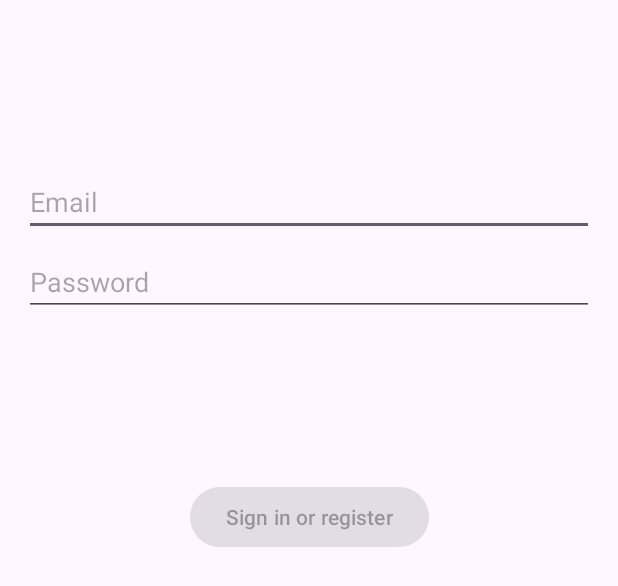
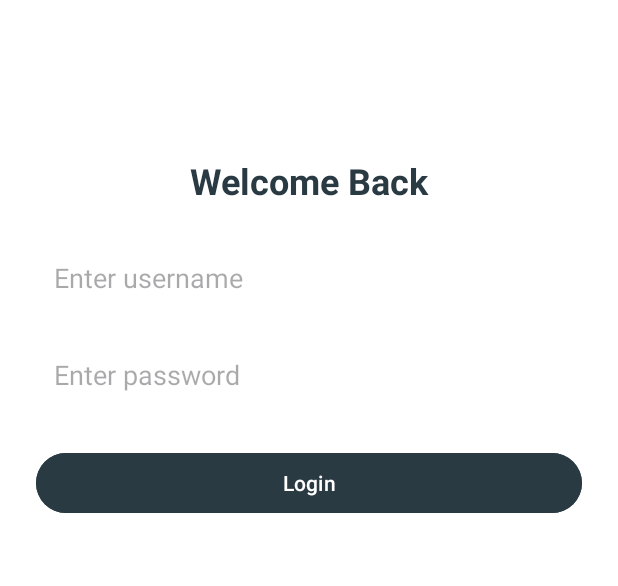
Before and after one commit to Uyhuynh23/MobileMidterm, an Android app: the layout activity_login.xml on its own in the app's theme, with its tools: preview values and no code run, on a phone screen of 412 x 824 dp. Shown: the top 586 px of the screen. Run offline under Robolectric (Android 15) with nearby library versions, the phone set to English and light mode, and no system bars.

Commit message:
Login add on

```diff
--- a/app/src/main/java/com/example/mobile_midterm/Activity/DetailActivity.kt
+++ b/app/src/main/java/com/example/mobile_midterm/Activity/DetailActivity.kt
@@ -45,7 +45,7 @@ class DetailActivity : AppCompatActivity() {
 
         coffeeName.text = item.title
         TotalAmount.text = "$${item.price}"
-        numberItemTxt.text = item.numberInCart.toString()
+        numberItemTxt.text = "1"
     }
 
     private fun setupButtonClicks() = with(binding) {
@@ -69,7 +69,7 @@ class DetailActivity : AppCompatActivity() {
         }
 
         minusCart.setOnClickListener {
-            if (item.numberInCart > 0) {
+            if (item.numberInCart > 1) {
                 item.numberInCart--
                 numberItemTxt.text = item.numberInCart.toString()
                 updateTotal()
--- a/app/src/main/java/com/example/mobile_midterm/Activity/SplashActivity.kt
+++ b/app/src/main/java/com/example/mobile_midterm/Activity/SplashActivity.kt
@@ -9,6 +9,7 @@ import androidx.appcompat.app.AppCompatActivity
 import androidx.core.splashscreen.SplashScreen.Companion.installSplashScreen
 import com.example.mobile_midterm.R
 import com.example.mobile_midterm.databinding.ActivitySplashBinding
+import com.example.mobile_midterm.ui.login.LoginActivity
 
 class SplashActivity : AppCompatActivity() {
 
@@ -21,7 +22,7 @@ class SplashActivity : AppCompatActivity() {
         binding = ActivitySplashBinding.inflate(layoutInflater)
         setContentView(R.layout.activity_splash)
         Handler(Looper.getMainLooper()).postDelayed({
-            startActivity(Intent(this, MainActivity::class.java))
+            startActivity(Intent(this, LoginActivity::class.java))
             finish()
         }, 3000) // Show splash for 3 seconds
     }
--- a/app/src/main/java/com/example/mobile_midterm/Domain/UsersModel.kt
+++ b/app/src/main/java/com/example/mobile_midterm/Domain/UsersModel.kt
@@ -9,5 +9,8 @@ data class UsersModel(
     var address: String = "3 Addersion Court\nChino Hills, HO56824, United State",
     var loyaltyCups: Int = 8,
     var points: Int = 1350,
-    var lastSpinDate: String = ""
+    var lastSpinDate: String = "",
+    var password: String = "123456"
+
+
 ) : Serializable
--- a/app/src/main/res/layout-w1240dp/activity_login.xml
+++ /dev/null
@@ -1,69 +0,0 @@
-<?xml version="1.0" encoding="utf-8"?>
-<androidx.constraintlayout.widget.ConstraintLayout xmlns:android="http://schemas.android.com/apk/res/android"
-    xmlns:app="http://schemas.android.com/apk/res-auto"
-    xmlns:tools="http://schemas.android.com/tools"
-    android:id="@+id/container"
-    android:layout_width="match_parent"
-    android:layout_height="match_parent"
-    android:paddingLeft="@dimen/activity_horizontal_margin"
-    android:paddingTop="@dimen/activity_vertical_margin"
-    android:paddingRight="@dimen/activity_horizontal_margin"
-    android:paddingBottom="@dimen/activity_vertical_margin"
-    tools:context=".ui.login.LoginActivity">
-
-    <EditText
-        android:id="@+id/username"
-        android:layout_width="0dp"
-        android:layout_height="wrap_content"
-        android:layout_marginTop="96dp"
-        android:hint="@string/prompt_email"
-        android:inputType="textEmailAddress"
-        android:selectAllOnFocus="true"
-        app:layout_constraintEnd_toEndOf="parent"
-        app:layout_constraintStart_toStartOf="parent"
-        app:layout_constraintTop_toTopOf="parent" />
-
-    <EditText
-        android:id="@+id/password"
-        android:layout_width="0dp"
-        android:layout_height="wrap_content"
-        android:layout_marginTop="8dp"
-        android:hint="@string/prompt_password"
-        android:imeActionLabel="@string/action_sign_in_short"
-        android:imeOptions="actionDone"
-        android:inputType="textPassword"
-        android:selectAllOnFocus="true"
-        app:layout_constraintEnd_toEndOf="parent"
-        app:layout_constraintStart_toStartOf="parent"
-        app:layout_constraintTop_toBottomOf="@+id/username" />
-
-    <Button
-        android:id="@+id/login"
-        android:layout_width="wrap_content"
-        android:layout_height="wrap_content"
-        android:layout_gravity="start"
-        android:layout_marginTop="16dp"
-        android:layout_marginBottom="64dp"
-        android:enabled="false"
-        android:text="@string/action_sign_in"
-        app:layout_constraintBottom_toBottomOf="parent"
-        app:layout_constraintEnd_toEndOf="parent"
-        app:layout_constraintStart_toStartOf="parent"
-        app:layout_constraintTop_toBottomOf="@+id/password"
-        app:layout_constraintVertical_bias="0.2" />
-
-    <ProgressBar
-        android:id="@+id/loading"
-        android:layout_width="wrap_content"
-        android:layout_height="wrap_content"
-        android:layout_gravity="center"
-        android:layout_marginTop="64dp"
-        android:layout_marginBottom="64dp"
-        android:visibility="gone"
-        app:layout_constraintBottom_toBottomOf="parent"
-        app:layout_constraintEnd_toEndOf="@+id/password"
-        app:layout_constraintStart_toStartOf="@+id/password"
-        app:layout_constraintTop_toTopOf="parent"
-        app:layout_constraintVertical_bias="0.3" />
-
-</androidx.constraintlayout.widget.ConstraintLayout>
--- a/app/src/main/res/layout-w936dp/activity_login.xml
+++ /dev/null
@@ -1,76 +0,0 @@
-<?xml version="1.0" encoding="utf-8"?>
-<androidx.constraintlayout.widget.ConstraintLayout xmlns:android="http://schemas.android.com/apk/res/android"
-    xmlns:app="http://schemas.android.com/apk/res-auto"
-    xmlns:tools="http://schemas.android.com/tools"
-    android:id="@+id/container"
-    android:layout_width="match_parent"
-    android:layout_height="match_parent"
-    android:paddingLeft="@dimen/activity_horizontal_margin"
-    android:paddingTop="@dimen/activity_vertical_margin"
-    android:paddingRight="@dimen/activity_horizontal_margin"
-    android:paddingBottom="@dimen/activity_vertical_margin"
-    tools:context=".ui.login.LoginActivity">
-
-    <androidx.constraintlayout.widget.ConstraintLayout
-        android:layout_width="840dp"
-        android:layout_height="match_parent"
-        app:layout_constraintEnd_toEndOf="parent"
-        app:layout_constraintStart_toStartOf="parent">
-
-        <EditText
-            android:id="@+id/username"
-            android:layout_width="0dp"
-            android:layout_height="wrap_content"
-            android:layout_marginTop="96dp"
-            android:hint="@string/prompt_email"
-            android:inputType="textEmailAddress"
-            android:selectAllOnFocus="true"
-            app:layout_constraintEnd_toEndOf="parent"
-            app:layout_constraintStart_toStartOf="parent"
-            app:layout_constraintTop_toTopOf="parent" />
-
-        <EditText
-            android:id="@+id/password"
-            android:layout_width="0dp"
-            android:layout_height="wrap_content"
-            android:layout_marginTop="8dp"
-            android:hint="@string/prompt_password"
-            android:imeActionLabel="@string/action_sign_in_short"
-            android:imeOptions="actionDone"
-            android:inputType="textPassword"
-            android:selectAllOnFocus="true"
-            app:layout_constraintEnd_toEndOf="parent"
-            app:layout_constraintStart_toStartOf="parent"
-            app:layout_constraintTop_toBottomOf="@+id/username" />
-
-        <Button
-            android:id="@+id/login"
-            android:layout_width="wrap_content"
-            android:layout_height="wrap_content"
-            android:layout_gravity="start"
-            android:layout_marginTop="16dp"
-            android:layout_marginBottom="64dp"
-            android:enabled="false"
-            android:text="@string/action_sign_in"
-            app:layout_constraintBottom_toBottomOf="parent"
-            app:layout_constraintEnd_toEndOf="parent"
-            app:layout_constraintStart_toStartOf="parent"
-            app:layout_constraintTop_toBottomOf="@+id/password"
-            app:layout_constraintVertical_bias="0.2" />
-
-        <ProgressBar
-            android:id="@+id/loading"
-            android:layout_width="wrap_content"
-            android:layout_height="wrap_content"
-            android:layout_gravity="center"
-            android:layout_marginTop="64dp"
-            android:layout_marginBottom="64dp"
-            android:visibility="gone"
-            app:layout_constraintBottom_toBottomOf="parent"
-            app:layout_constraintEnd_toEndOf="@+id/password"
-            app:layout_constraintStart_toStartOf="@+id/password"
-            app:layout_constraintTop_toTopOf="parent"
-            app:layout_constraintVertical_bias="0.3" />
-
-    </androidx.constraintlayout.widget.ConstraintLayout>
-</androidx.constraintlayout.widget.ConstraintLayout>
--- a/app/src/main/res/layout/activity_login.xml
+++ b/app/src/main/res/layout/activity_login.xml
@@ -1,69 +1,63 @@
 <?xml version="1.0" encoding="utf-8"?>
 <androidx.constraintlayout.widget.ConstraintLayout xmlns:android="http://schemas.android.com/apk/res/android"
     xmlns:app="http://schemas.android.com/apk/res-auto"
-    xmlns:tools="http://schemas.android.com/tools"
-    android:id="@+id/container"
     android:layout_width="match_parent"
     android:layout_height="match_parent"
-    android:paddingLeft="@dimen/activity_horizontal_margin"
-    android:paddingTop="@dimen/activity_vertical_margin"
-    android:paddingRight="@dimen/activity_horizontal_margin"
-    android:paddingBottom="@dimen/activity_vertical_margin"
-    tools:context=".ui.login.LoginActivity">
+    android:background="@color/white"
+    android:padding="24dp">
 
-    <EditText
-        android:id="@+id/username"
-        android:layout_width="0dp"
+    <TextView
+        android:id="@+id/titleText"
+        android:layout_width="wrap_content"
         android:layout_height="wrap_content"
-        android:layout_marginTop="96dp"
-        android:hint="@string/prompt_email"
-        android:inputType="textEmailAddress"
-        android:selectAllOnFocus="true"
+        android:layout_marginTop="80dp"
+        android:text="Welcome Back"
+        android:textColor="@color/dark_blue"
+        android:textSize="24sp"
+        android:textStyle="bold"
+        app:layout_constraintBottom_toTopOf="@+id/usernameEdit"
         app:layout_constraintEnd_toEndOf="parent"
         app:layout_constraintStart_toStartOf="parent"
         app:layout_constraintTop_toTopOf="parent" />
 
     <EditText
-        android:id="@+id/password"
+        android:id="@+id/usernameEdit"
         android:layout_width="0dp"
         android:layout_height="wrap_content"
-        android:layout_marginTop="8dp"
-        android:hint="@string/prompt_password"
-        android:imeActionLabel="@string/action_sign_in_short"
-        android:imeOptions="actionDone"
-        android:inputType="textPassword"
-        android:selectAllOnFocus="true"
+        android:layout_marginTop="24dp"
+        android:background="@drawable/white_bg"
+        android:hint="Enter username"
+        android:inputType="text"
+        android:padding="12dp"
         app:layout_constraintEnd_toEndOf="parent"
         app:layout_constraintStart_toStartOf="parent"
-        app:layout_constraintTop_toBottomOf="@+id/username" />
+        app:layout_constraintTop_toBottomOf="@id/titleText" />
+
+    <EditText
+        android:id="@+id/passwordEdit"
+        android:layout_width="0dp"
+        android:layout_height="wrap_content"
+        android:layout_marginTop="16dp"
+        android:background="@drawable/white_bg"
+        android:hint="Enter password"
+        android:inputType="textPassword"
+        android:padding="12dp"
+        app:layout_constraintEnd_toEndOf="parent"
+        app:layout_constraintStart_toStartOf="parent"
+        app:layout_constraintTop_toBottomOf="@id/usernameEdit"
+        />
+
 
     <Button
-        android:id="@+id/login"
-        android:layout_width="wrap_content"
+        android:id="@+id/loginBtn"
+        android:layout_width="0dp"
         android:layout_height="wrap_content"
-        android:layout_gravity="start"
-        android:layout_marginTop="16dp"
-        android:layout_marginBottom="64dp"
-        android:enabled="false"
-        android:text="@string/action_sign_in"
-        app:layout_constraintBottom_toBottomOf="parent"
+        android:layout_marginTop="24dp"
+        android:backgroundTint="@color/dark_blue"
+        android:text="Login"
+        android:textColor="@android:color/white"
         app:layout_constraintEnd_toEndOf="parent"
         app:layout_constraintStart_toStartOf="parent"
-        app:layout_constraintTop_toBottomOf="@+id/password"
-        app:layout_constraintVertical_bias="0.2" />
-
-    <ProgressBar
-        android:id="@+id/loading"
-        android:layout_width="wrap_content"
-        android:layout_height="wrap_content"
-        android:layout_gravity="center"
-        android:layout_marginTop="64dp"
-        android:layout_marginBottom="64dp"
-        android:visibility="gone"
-        app:layout_constraintBottom_toBottomOf="parent"
-        app:layout_constraintEnd_toEndOf="@+id/password"
-        app:layout_constraintStart_toStartOf="@+id/password"
-        app:layout_constraintTop_toTopOf="parent"
-        app:layout_constraintVertical_bias="0.3" />
+        app:layout_constraintTop_toBottomOf="@+id/passwordEdit" />
 
 </androidx.constraintlayout.widget.ConstraintLayout>
```
Also changed, not shown: app/src/main/AndroidManifest.xml (+7 -3 lines), app/src/main/java/com/example/mobile_midterm/Helper/TinyDB.java (+17 -54 lines), app/src/main/java/com/example/mobile_midterm/LoginActivity.kt (added, +50 -0 lines), app/src/main/java/com/example/mobile_midterm/data/LoginDataSource.kt (deleted, +0 -24 lines), app/src/main/java/com/example/mobile_midterm/data/LoginRepository.kt (deleted, +0 -46 lines), app/src/main/java/com/example/mobile_midterm/data/Result.kt (deleted, +0 -18 lines), app/src/main/java/com/example/mobile_midterm/data/model/LoggedInUser.kt (deleted, +0 -9 lines), app/src/main/java/com/example/mobile_midterm/ui/login/LoggedInUserView.kt (deleted, +0 -9 lines), app/src/main/java/com/example/mobile_midterm/ui/login/LoginActivity.kt (deleted, +0 -130 lines), app/src/main/java/com/example/mobile_midterm/ui/login/LoginFormState.kt (deleted, +0 -10 lines), app/src/main/java/com/example/mobile_midterm/ui/login/LoginResult.kt (deleted, +0 -9 lines), app/src/main/java/com/example/mobile_midterm/ui/login/LoginViewModel.kt (deleted, +0 -55 lines), app/src/main/java/com/example/mobile_midterm/ui/login/LoginViewModelFactory.kt (deleted, +0 -25 lines).
